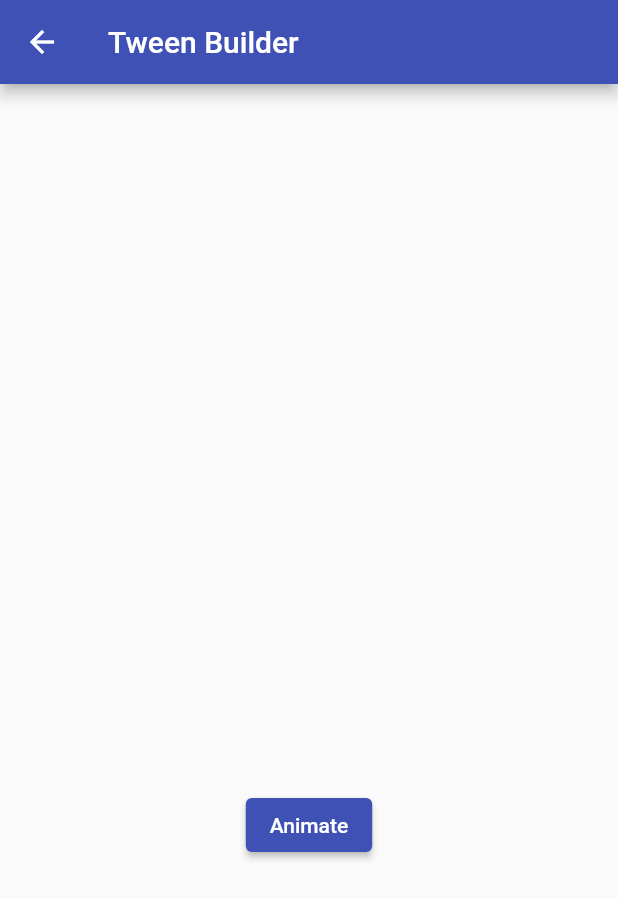
After one commit to amirbahrawy/flutter_animation, a Flutter app: the TweenBuilderPage screen opened directly, on a phone screen of 412 x 824 dp. The commit adds this screen. Shown: the top 899 px of the screen. Run offline on Flutter 3.47's test engine with Material 2 defaults, Android fonts, the phone set to English and light mode, and no system bars.

Commit message:
Add tween builder

```diff
--- /dev/null
+++ b/lib/explicit_animations/tween_builder.dart
@@ -0,0 +1,48 @@
+import 'package:flutter/material.dart';
+
+class TweenBuilderPage extends StatefulWidget {
+  const TweenBuilderPage({super.key});
+
+  @override
+  State<TweenBuilderPage> createState() => _TweenBuilderPageState();
+}
+
+class _TweenBuilderPageState extends State<TweenBuilderPage> {
+  double _opacity = 0;
+
+  @override
+  Widget build(BuildContext context) {
+    return Scaffold(
+      appBar: AppBar(title: const Text('Tween Builder')),
+      body: Column(
+        mainAxisAlignment: MainAxisAlignment.center,
+        children: [
+          Center(
+            child: TweenAnimationBuilder<double>(
+              tween: Tween<double>(begin: 0, end: _opacity),
+              duration: const Duration(seconds: 1),
+              builder: (context, value, child) => Opacity(
+                opacity: value,
+                child: Container(
+                  width: 200,
+                  height: 200,
+                  decoration: BoxDecoration(
+                    borderRadius: BorderRadius.circular(value * 40),
+                    color: Colors.indigo,
+                  ),
+                ),
+              ),
+            ),
+          ),
+          const SizedBox(height: 20),
+          ElevatedButton(
+            onPressed: () => setState(() {
+              _opacity = _opacity == 0 ? 1 : 0;
+            }),
+            child: const Text('Animate'),
+          )
+        ],
+      ),
+    );
+  }
+}
--- a/lib/main.dart
+++ b/lib/main.dart
@@ -1,5 +1,3 @@
-import 'dart:js';
-
 import 'package:flutter/material.dart';
 import 'package:flutter_animation/implicit_animations/animated_opacity.dart';
 
@@ -9,6 +7,7 @@ import 'explicit_animations/fade_transition.dart';
 import 'explicit_animations/positioned_transition.dart';
 import 'explicit_animations/rotation_transition.dart';
 import 'explicit_animations/size_transition.dart';
+import 'explicit_animations/tween_builder.dart';
 import 'implicit_animations/animated_align.dart';
 import 'implicit_animations/animated_container.dart';
 import 'implicit_animations/animated_physical_model.dart';
@@ -62,7 +61,9 @@ class MainApp extends StatelessWidget {
                   _buildExplicitItem(
                       context, "Animated Builder", const AnimatedBuilderPage()),
                   _buildExplicitItem(
-                      context, "Fade Transition", const FadeTransitionPage())
+                      context, "Fade Transition", const FadeTransitionPage()),
+                  _buildExplicitItem(
+                      context, "Tween Builder", const TweenBuilderPage()),
                 ],
               ),
             );
```
